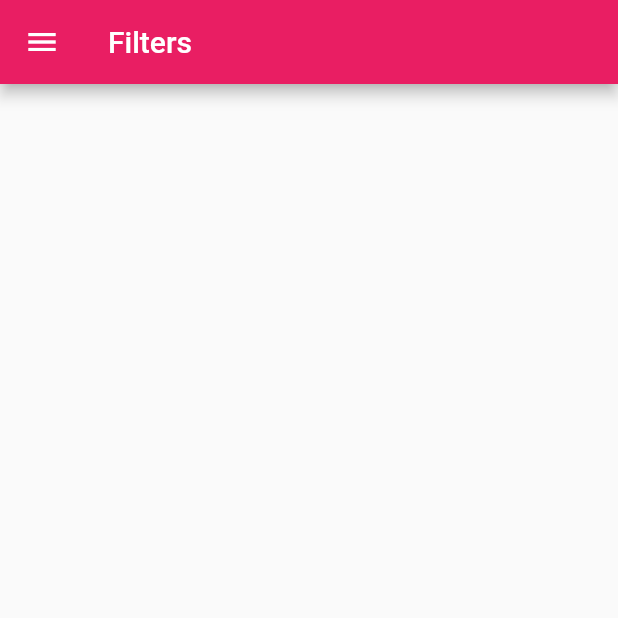
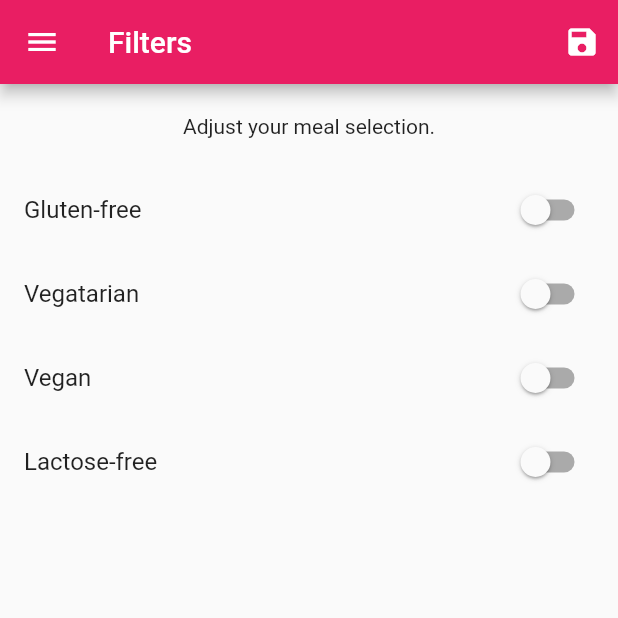
Before and after one commit to MayKosiba/flutter_meals_app, a Flutter app: the FilterScreen screen opened by its route, on a phone screen of 412 x 824 dp, the top half of it. Run offline on Flutter 3.47's test engine with Material 2 defaults, Android fonts, the phone set to English and light mode, and no system bars.

Commit message:
added filters and favourites

```diff
--- a/lib/main.dart
+++ b/lib/main.dart
@@ -1,14 +1,68 @@
 import 'package:flutter/material.dart';
+import 'package:flutter_complete_guide/dummy_data.dart';
 import 'package:flutter_complete_guide/screens/category_meals_screen.dart';
 import 'package:flutter_complete_guide/screens/filters_screen.dart';
 import 'package:flutter_complete_guide/screens/meal_detail_screen.dart';
 import 'package:flutter_complete_guide/screens/tabs_screen.dart';
 
+import 'models/meal.dart';
 import 'screens/categories_screen.dart';
 
 void main() => runApp(MyApp());
 
-class MyApp extends StatelessWidget {
+class MyApp extends StatefulWidget {
+  @override
+  State<MyApp> createState() => _MyAppState();
+}
+
+class _MyAppState extends State<MyApp> {
+  Map<String, bool> _filters = {
+    'gluten': false,
+    'lactose': false,
+    'vegan': false,
+    'vegetarian': false,
+  };
+
+  List<Meal> _favouriteMeals = [];
+  List<Meal> _availableMeals = DUMMY_MEALS;
+
+  void _setFilters(Map<String, bool> filters) {
+    setState(() {
+      _filters = filters;
+
+      _availableMeals = DUMMY_MEALS.where((meal) {
+        if (_filters["gluten"]! && !meal.isGlutenFree) {
+          return false;
+        }
+        if (_filters['vegan']! && !meal.isVegan) {
+          return false;
+        }
+        if (_filters['lactose']! && !meal.isLactoseFree) {
+          return false;
+        }
+        if (_filters['vegetarian']! && !meal.isVegetarian) {
+          return false;
+        }
+        return true;
+      }).toList();
+    });
+  }
+
+  void _toggleFav(String id) {
+    final i = _favouriteMeals.indexWhere((meal) => meal.id == id);
+    if (i == -1) {
+      _favouriteMeals.add(DUMMY_MEALS.firstWhere((meal) => meal.id == id));
+    } else {
+      setState(() {
+        _favouriteMeals.removeAt(i);
+      });
+    }
+  }
+
+  bool _isMealFav(String id) {
+    return _favouriteMeals.any((meal) => meal.id == id);
+  }
+
   @override
   Widget build(BuildContext context) {
     return MaterialApp(
@@ -18,10 +72,13 @@ class MyApp extends StatelessWidget {
       ),
       initialRoute: '/',
       routes: {
-        '/': (context) => TabsScreen(),
-        CategoryMealsScreen.routeName: (context) => CategoryMealsScreen(),
-        MealDetailScreen.routeName: (context) => MealDetailScreen(),
-        FilterScreen.routeName: (context) => FilterScreen(),
+        '/': (context) => TabsScreen(favMeals: _favouriteMeals),
+        CategoryMealsScreen.routeName: (context) =>
+            CategoryMealsScreen(meals: _availableMeals),
+        MealDetailScreen.routeName: (context) =>
+            MealDetailScreen(favFunction: _toggleFav, isFav: _isMealFav),
+        FilterScreen.routeName: (context) =>
+            FilterScreen(saveFilters: _setFilters, filters: _filters),
       },
       onGenerateRoute: (settings) {
         return MaterialPageRoute(builder: (context) => CategoriesScreen());
--- a/lib/screens/category_meals_screen.dart
+++ b/lib/screens/category_meals_screen.dart
@@ -6,6 +6,10 @@ import '../models/meal.dart';
 
 class CategoryMealsScreen extends StatefulWidget {
   static const routeName = '/categories-meals';
+
+  final List<Meal> meals;
+
+  const CategoryMealsScreen({super.key, required this.meals});
 
   @override
   State<CategoryMealsScreen> createState() => _CategoryMealsScreenState();
@@ -31,7 +35,7 @@ class _CategoryMealsScreenState extends State<CategoryMealsScreen> {
         ModalRoute.of(context)?.settings.arguments as Map<String, String>;
     title = routeArgs['title'] as String;
     final catId = routeArgs['id'];
-    displayMeals = DUMMY_MEALS.where((meal) {
+    displayMeals = widget.meals.where((meal) {
       return meal.categories.contains(catId);
     }).toList();
     _loadedInitdata = true;
@@ -58,7 +62,6 @@ class _CategoryMealsScreenState extends State<CategoryMealsScreen> {
             duration: displayMeals[index].duration,
             complexity: displayMeals[index].complexity,
             affordability: displayMeals[index].affordability,
-            removeItem: (mealId) => _removeMeal(mealId),
           );
         },
         itemCount: displayMeals.length,
--- a/lib/screens/filters_screen.dart
+++ b/lib/screens/filters_screen.dart
@@ -1,18 +1,103 @@
 import 'package:flutter/material.dart';
 import 'package:flutter_complete_guide/widgets/main_drawer.dart';
 
-class FilterScreen extends StatelessWidget {
+class FilterScreen extends StatefulWidget {
   static const routeName = '/filters';
-  const FilterScreen({super.key});
+  const FilterScreen(
+      {super.key, required this.saveFilters, required this.filters});
+
+  final void Function(Map<String, bool>) saveFilters;
+  final Map<String, bool> filters;
+
+  @override
+  State<FilterScreen> createState() => _FilterScreenState();
+}
+
+class _FilterScreenState extends State<FilterScreen> {
+  bool _glutenFree = false;
+  bool _vegetarian = false;
+  bool _vegan = false;
+  bool _lactose = false;
+
+  @override
+  void initState() {
+    _glutenFree = widget.filters['gluten']!;
+    _lactose = widget.filters['lactose']!;
+    _vegetarian = widget.filters['vegetarian']!;
+    _vegan = widget.filters['vegan']!;
+    super.initState();
+  }
 
   @override
   Widget build(BuildContext context) {
     return Scaffold(
       appBar: AppBar(
         title: Text('Filters'),
+        actions: [
+          IconButton(
+              onPressed: () {
+                final selectedFilter = {
+                  'gluten': _glutenFree,
+                  'lactose': _lactose,
+                  'vegan': _vegan,
+                  'vegetarian': _vegetarian
+                };
+                widget.saveFilters(selectedFilter);
+              },
+              icon: Icon(Icons.save))
+        ],
       ),
       drawer: MainDrawer(),
-      body: Container(),
+      body: Column(
+        children: [
+          Container(
+            padding: EdgeInsets.all(20),
+            child: Text('Adjust your meal selection.'),
+          ),
+          Expanded(
+            child: ListView(
+              children: [
+                SwitchListTile(
+                  title: Text('Gluten-free'),
+                  value: _glutenFree,
+                  onChanged: (value) {
+                    setState(() {
+                      _glutenFree = value;
+                    });
+                  },
+                ),
+                SwitchListTile(
+                  title: Text('Vegatarian'),
+                  value: _vegetarian,
+                  onChanged: (value) {
+                    setState(() {
+                      _vegetarian = value;
+                    });
+                  },
+                ),
+                SwitchListTile(
+                  title: Text('Vegan'),
+                  value: _vegan,
+                  onChanged: (value) {
+                    setState(() {
+                      _vegan = value;
+                    });
+                  },
+                ),
+                SwitchListTile(
+                  title: Text('Lactose-free'),
+                  value: _lactose,
+                  onChanged: (value) {
+                    setState(() {
+                      _lactose = value;
+                    });
+                  },
+                ),
+              ],
+            ),
+          ),
+        ],
+      ),
     );
   }
 }
--- a/lib/widgets/meal_item.dart
+++ b/lib/widgets/meal_item.dart
@@ -10,7 +10,6 @@ class MealItem extends StatelessWidget {
   final int duration;
   final Complexity complexity;
   final Affordability affordability;
-  final Function removeItem;
 
   const MealItem({
     super.key,
@@ -20,7 +19,6 @@ class MealItem extends StatelessWidget {
     required this.duration,
     required this.complexity,
     required this.affordability,
-    required this.removeItem,
   });
 
   String get complexityText {
@@ -52,7 +50,7 @@ class MealItem extends StatelessWidget {
         .pushNamed(MealDetailScreen.routeName, arguments: id)
         .then((value) {
       if (value != null) {
-        removeItem(value);
+        // removeItem(value);
       }
     });
   }
```
Also changed, not shown: lib/screens/favorites_screen.dart (+25 -4 lines), lib/screens/meal_detail_screen.dart (+8 -4 lines), lib/screens/tabs_screen.dart (+6 -3 lines).
